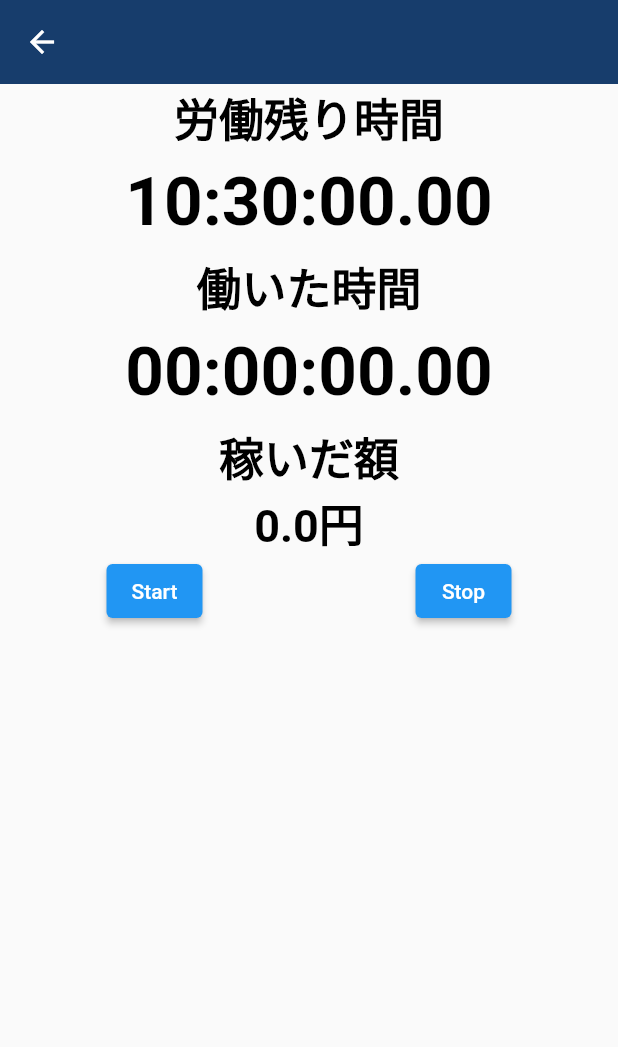
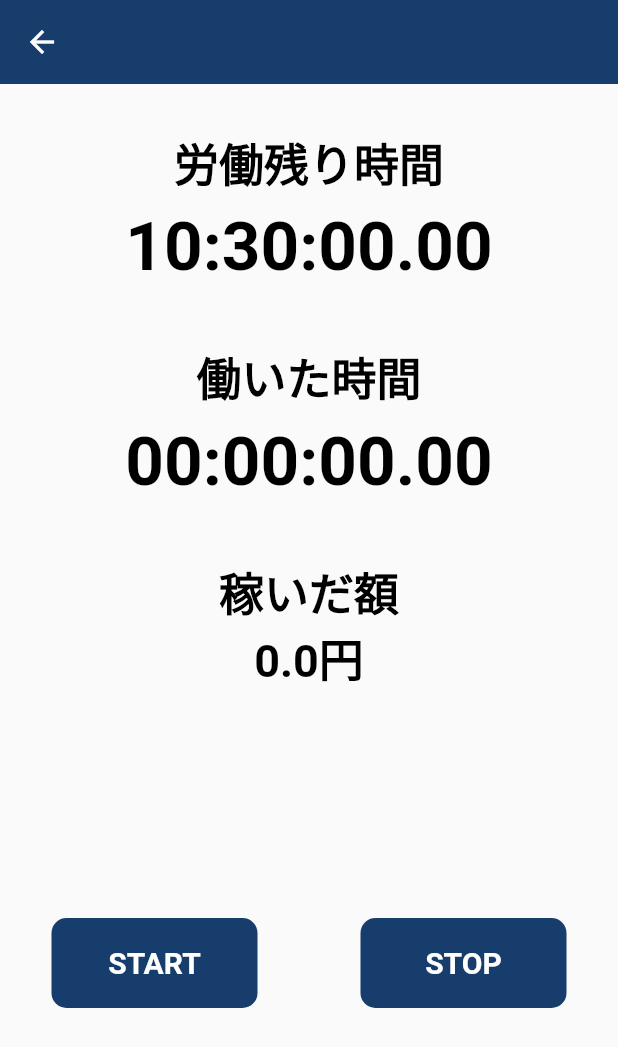
Before and after one commit to iseruuuuu/working_money_timer_app, a Flutter app: the TimerScreen screen opened directly with empty values, on a phone screen of 412 x 824 dp. Shown: the top 1047 px of the screen. Run offline on Flutter 3.47's test engine with Material 2 defaults, Android fonts, the phone set to English and light mode, and no system bars; our stand-ins replace flutter_riverpod, freezed_annotation, stop_watch_timer.

Commit message:
fix2.0: 画面のUIを整えた

```diff
--- a/lib/constants/style_constants.dart
+++ b/lib/constants/style_constants.dart
@@ -5,7 +5,6 @@ import 'package:flutter/material.dart';
 import 'package:work_record_app/constants/color_constants.dart';
 
 class StyleConstants {
-
   static TextStyle appBarStyle = const TextStyle(
     color: Colors.white,
     fontWeight: FontWeight.bold,
@@ -52,4 +51,21 @@ class StyleConstants {
     color: Colors.black,
     fontWeight: FontWeight.bold,
   );
+
+  static TextStyle timerButton = TextStyle(
+    color: ColorConstants.white,
+    fontWeight: FontWeight.bold,
+    fontSize: 20,
+  );
+
+  static ButtonStyle timerButtonStyle = ElevatedButton.styleFrom(
+    elevation: 0,
+    foregroundColor: ColorConstants.white,
+    backgroundColor: ColorConstants.appBarColor,
+    shape: const RoundedRectangleBorder(
+      borderRadius: BorderRadius.all(
+        Radius.circular(10),
+      ),
+    ),
+  );
 }
--- a/lib/screen/timer/timer_screen.dart
+++ b/lib/screen/timer/timer_screen.dart
@@ -10,6 +10,7 @@ import 'package:stop_watch_timer/stop_watch_timer.dart';
 // Project imports:
 import 'package:work_record_app/constants/color_constants.dart';
 import 'package:work_record_app/constants/style_constants.dart';
+import 'package:work_record_app/extension/extension.dart';
 
 class TimerScreen extends StatefulWidget {
   const TimerScreen({
@@ -115,7 +116,10 @@ class _TimerScreenState extends State<TimerScreen> with WidgetsBindingObserver {
       ),
       body: Column(
         children: [
-          Text('労働残り時間', style: StyleConstants.timerLabel),
+          Padding(
+            padding: const EdgeInsets.only(top: 30),
+            child: Text('労働残り時間', style: StyleConstants.timerLabel),
+          ),
           StreamBuilder<int>(
             stream: countDownTimer.rawTime,
             initialData: countDownTimer.rawTime.value,
@@ -136,7 +140,10 @@ class _TimerScreenState extends State<TimerScreen> with WidgetsBindingObserver {
               );
             },
           ),
-          Text('働いた時間', style: StyleConstants.timerLabel),
+          Padding(
+            padding: const EdgeInsets.only(top: 30),
+            child: Text('働いた時間', style: StyleConstants.timerLabel),
+          ),
           StreamBuilder<int>(
             stream: countUpTimer.rawTime,
             initialData: countUpTimer.rawTime.value,
@@ -157,27 +164,42 @@ class _TimerScreenState extends State<TimerScreen> with WidgetsBindingObserver {
               );
             },
           ),
-          Text('稼いだ額', style: StyleConstants.timerLabel),
+          Padding(
+            padding: const EdgeInsets.only(top: 30),
+            child: Text('稼いだ額', style: StyleConstants.timerLabel),
+          ),
           Text('$workingPrice円', style: StyleConstants.timerLabel),
+          const Spacer(),
           Row(
             mainAxisAlignment: MainAxisAlignment.spaceAround,
             children: <Widget>[
-              ElevatedButton(
-                onPressed: start,
-                child: const Text(
-                  'Start',
-                  style: TextStyle(color: Colors.white),
+              SizedBox(
+                width: context.screenWidth / 3,
+                height: 60,
+                child: ElevatedButton(
+                  style: StyleConstants.timerButtonStyle,
+                  onPressed: start,
+                  child: Text(
+                    'START',
+                    style: StyleConstants.timerButton,
+                  ),
                 ),
               ),
-              ElevatedButton(
-                onPressed: stop,
-                child: const Text(
-                  'Stop',
-                  style: TextStyle(color: Colors.white),
+              SizedBox(
+                width: context.screenWidth / 3,
+                height: 60,
+                child: ElevatedButton(
+                  style: StyleConstants.timerButtonStyle,
+                  onPressed: stop,
+                  child: Text(
+                    'STOP',
+                    style: StyleConstants.timerButton,
+                  ),
                 ),
               ),
             ],
           ),
+          const Spacer(),
         ],
       ),
     );
```
